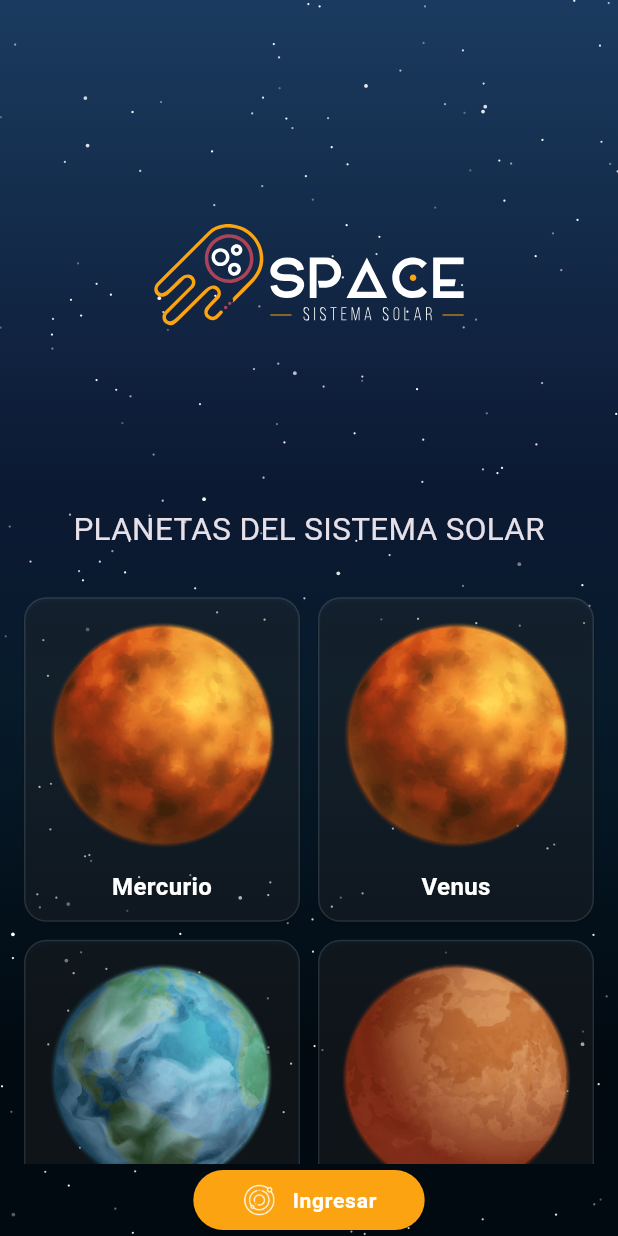
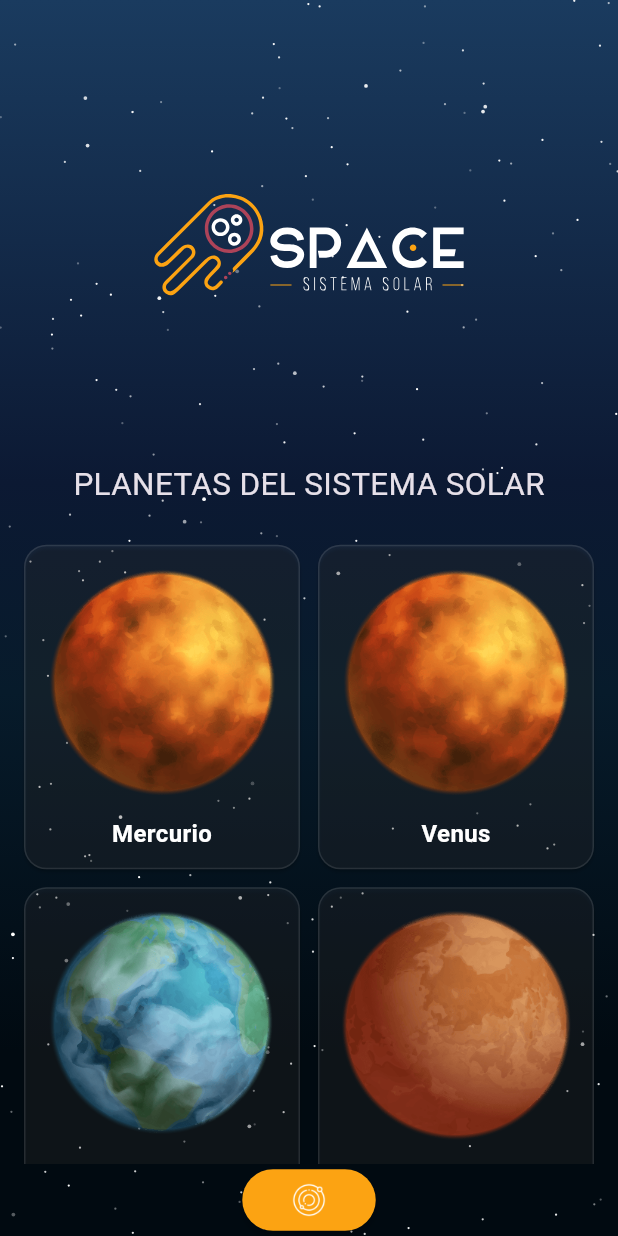
Before and after one commit to CarlosSaltos26/Space-Solar-System-App, a Flutter app: the PlanetList screen opened directly, on a phone screen of 412 x 824 dp. Run offline on Flutter 3.47's test engine with Material 3 defaults, Android fonts, the phone set to English and light mode, and no system bars; our stand-ins replace flutter_svg, go_router, lottie; network calls fail; Roboto replaces fonts that are missing (Montserrat).

```diff
--- a/lib/screens/planet_list/planet_list.dart
+++ b/lib/screens/planet_list/planet_list.dart
@@ -1,5 +1,7 @@
 import 'package:flutter/material.dart';
+import 'package:go_router/go_router.dart';
 import 'package:space_solar_app/core/responsive_helper.dart';
+import 'package:space_solar_app/routes/app_router.dart';
 import 'package:space_solar_app/widgets/background_gradient/background_gradient.dart';
 import 'package:space_solar_app/widgets/lista_planetas/lista_planetas.dart';
 import 'package:space_solar_app/widgets/logo/logotipo.dart';
@@ -25,7 +27,7 @@ class _PlanetListState extends State<PlanetList> {
             StarField(),
             //logotipo superior con padding
             Padding(
-              padding: const EdgeInsets.only(top: 40),
+              padding: const EdgeInsets.only(top: 20),
               child: Column(
                 crossAxisAlignment: CrossAxisAlignment.center,
                 children: [
@@ -33,7 +35,7 @@ class _PlanetListState extends State<PlanetList> {
                   Logotipo(),
 
                   //separacion de 20 px
-                  SizedBox(height: 20),
+                  SizedBox(height: 10),
 
                   //Texto Planetas
                   Text(
@@ -42,7 +44,7 @@ class _PlanetListState extends State<PlanetList> {
                   ),
 
                   //separacion de 20 px
-                  SizedBox(height: 20),
+                  SizedBox(height: 15),
 
                   //Lista de planetas
                   Expanded(child: ListaPlanetas()),
@@ -58,20 +60,20 @@ class _PlanetListState extends State<PlanetList> {
                     child: SafeArea(
                       child: ElevatedButton(
                         onPressed: () {
-                          //print('Botón presionado');
+                          context.go(AppRoutes.home);
                         },
                         child: Row(
                           mainAxisSize: MainAxisSize.min,
                           children: [
                             Image.asset(
                               'assets/icons/icono.png',
-                              width: 24,
-                              height: 24,
+                              //width: 24,
+                              height: 25,
                             ),
 
-                            SizedBox(width: 10),
 
-                            Text('Ingresar'),
+
+
                           ],
                         ),
                       ),
--- a/lib/widgets/sistema_solar/sistema_solar.dart
+++ b/lib/widgets/sistema_solar/sistema_solar.dart
@@ -58,7 +58,7 @@ class _SistemaSolarState extends State<SistemaSolar> with SingleTickerProviderSt
       ]
     },
     {'nombre': 'urano',    'radio': 135.0, 'ratio': 2.0, 'vel': 0.5, 'tam': 35.0, 'anguloInicial': 0.9, 'asset': 'assets/planetas/urano.png'},
-    {'nombre': 'neptuno',  'radio': 150.0, 'ratio': 2.1, 'vel': 0.4, 'tam': 35.0, 'anguloInicial': 3.9, 'asset': 'assets/planetas/neptuno.png'},
+    {'nombre': 'neptuno',  'radio': 150.0, 'ratio': 2.1, 'vel': 0.4, 'tam': 35.0, 'anguloInicial': 1.9, 'asset': 'assets/planetas/neptuno.png'},
   ];
 
   @override
```
